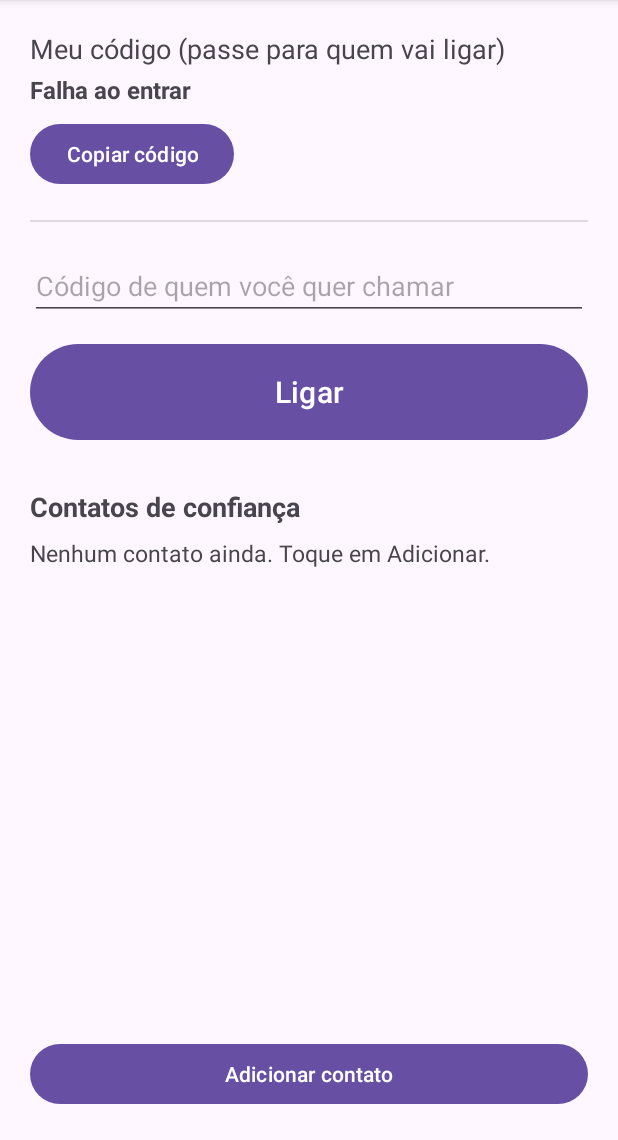
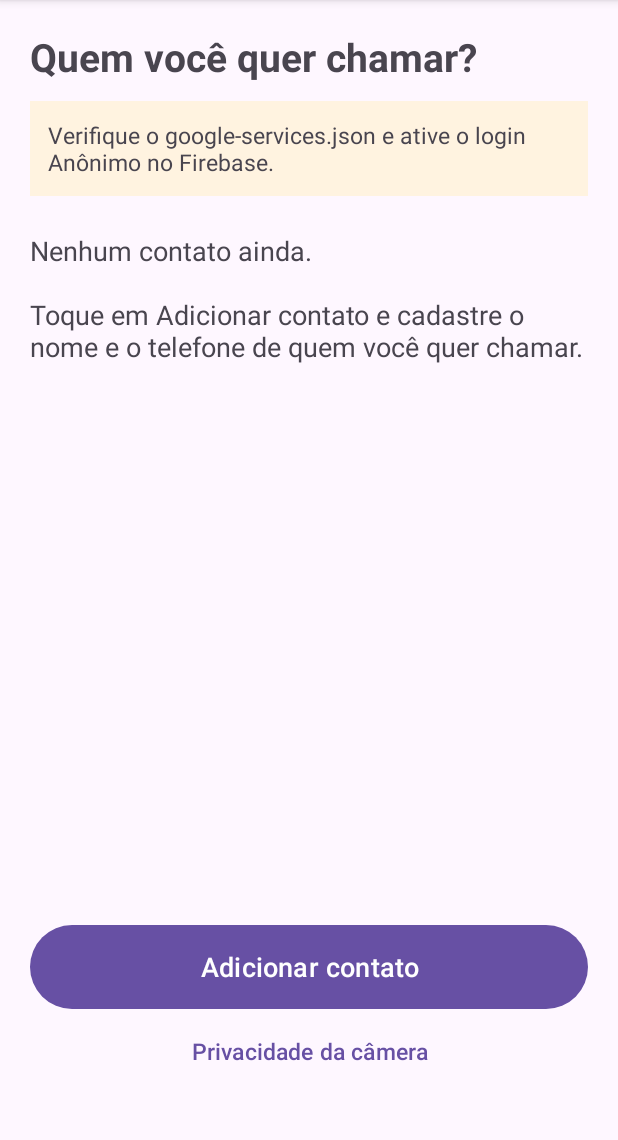
Before and after one commit to HENRIQUEPAM/primeiro, an Android app: the screen it shows after launch (HomeActivity), on a phone screen of 412 x 824 dp, the part 96-1236 px from its top. Run offline under Robolectric (Android 15) with nearby library versions, the phone set to English and light mode, and no system bars; our stand-ins replace Firebase (no records; nobody signed in at launch, a user with empty details on screens opened directly); 1 statement that could not run was skipped.

Commit message:
Liga a chamada que funciona hoje: WhatsApp e telefone na tela
A chamada de video pelo app nao esta quebrada — esta desconfigurada. Ela
depende de Firebase, pareamento e TURN, e nada disso e codigo. Enquanto
faltar, o usuario ficava sem NENHUMA forma de ligar, porque o
WhatsAppFallback existia pronto e testado mas nao estava ligado a tela
nenhuma. Este commit fecha essa lacuna.

CallOptions (logica pura, 20 assercoes) resolve, por contato, quais
formas de chamada estao disponiveis e por que as outras nao estao:
chamada pelo app, video no WhatsApp, mensagem no WhatsApp e discador.
Cada opcao indisponivel carrega o motivo em portugues.

Botao indisponivel fica visivel e desabilitado COM o motivo escrito,
nunca escondido — esconder faria o usuario lembrar que "ontem tinha um
botao aqui", e um botao que nao faz nada equivale a aparelho quebrado
para o publico-alvo.

Tela de contatos com cartoes: nome em 28sp, cartao inteiro clicavel para
usar a melhor opcao disponivel num toque so, e os quatro botoes de 56dp
para quem quiser escolher. Contato passa a ter telefone; o codigo de
pareamento virou opcional, entao da para cadastrar a familia e ligar hoje
sem nada configurado.

ACTION_DIAL em vez de ACTION_CALL: abre o discador com o numero pronto e
dispensa a permissao perigosa CALL_PHONE, alem de deixar o usuario
confirmar antes de gastar.

Camera e microfone deixaram de ser pedidos na abertura do app. So sao
pedidos na primeira chamada pelo aparelho, com justificativa — coerente
com o PermissionFlow.

Falha de login com google-services.json de placeholder deixou de ser
tela morta: vira um aviso no topo, e o resto do app segue util.

Co-Authored-By: Claude Opus 5 <noreply@anthropic.com>
Claude-Session: https://claude.ai/code/session_01KcVDQeWfcpBm7odXG3v666

```diff
--- a/app/build.gradle.kts
+++ b/app/build.gradle.kts
@@ -65,6 +65,7 @@ dependencies {
     implementation(libs.androidx.appcompat)
     implementation(libs.androidx.activity.ktx)
     implementation(libs.androidx.constraintlayout)
+    implementation(libs.androidx.recyclerview)
     implementation(libs.androidx.lifecycle.runtime.ktx)
     implementation(libs.androidx.lifecycle.service)
     implementation(libs.material)
--- a/app/src/main/res/layout/activity_home.xml
+++ b/app/src/main/res/layout/activity_home.xml
@@ -8,77 +8,59 @@
     <TextView
         android:layout_width="match_parent"
         android:layout_height="wrap_content"
-        android:text="@string/my_code_label"
+        android:text="@string/contacts_title"
+        android:textSize="26sp"
+        android:textStyle="bold" />
+
+    <TextView
+        android:id="@+id/status_banner"
+        android:layout_width="match_parent"
+        android:layout_height="wrap_content"
+        android:layout_marginTop="12dp"
+        android:padding="12dp"
+        android:background="#FFF3E0"
+        android:textSize="15sp"
+        android:visibility="gone" />
+
+    <TextView
+        android:id="@+id/empty_state"
+        android:layout_width="match_parent"
+        android:layout_height="wrap_content"
+        android:layout_marginTop="24dp"
+        android:text="@string/no_contacts"
+        android:textSize="18sp"
+        android:visibility="gone" />
+
+    <androidx.recyclerview.widget.RecyclerView
+        android:id="@+id/contacts_list"
+        android:layout_width="match_parent"
+        android:layout_height="0dp"
+        android:layout_weight="1"
+        android:layout_marginTop="16dp"
+        android:clipToPadding="false" />
+
+    <Button
+        android:id="@+id/add_contact_button"
+        android:layout_width="match_parent"
+        android:layout_height="64dp"
+        android:layout_marginTop="8dp"
+        android:text="@string/add_contact"
         android:textSize="18sp" />
+
+    <Button
+        android:id="@+id/privacy_button"
+        style="?attr/borderlessButtonStyle"
+        android:layout_width="match_parent"
+        android:layout_height="wrap_content"
+        android:text="@string/privacy_title"
+        android:textSize="15sp" />
 
     <TextView
         android:id="@+id/my_code"
         android:layout_width="match_parent"
         android:layout_height="wrap_content"
-        android:layout_marginTop="4dp"
         android:textIsSelectable="true"
-        android:textSize="16sp"
-        android:textStyle="bold"
-        android:text="@string/signing_in" />
-
-    <Button
-        android:id="@+id/copy_code_button"
-        android:layout_width="wrap_content"
-        android:layout_height="wrap_content"
-        android:layout_marginTop="8dp"
-        android:text="@string/copy_code" />
-
-    <View
-        android:layout_width="match_parent"
-        android:layout_height="1dp"
-        android:layout_marginTop="20dp"
-        android:layout_marginBottom="20dp"
-        android:background="?android:attr/listDivider" />
-
-    <EditText
-        android:id="@+id/peer_code"
-        android:layout_width="match_parent"
-        android:layout_height="wrap_content"
-        android:hint="@string/peer_code_hint"
-        android:inputType="text"
-        android:autofillHints="username"
-        android:textSize="18sp" />
-
-    <Button
-        android:id="@+id/call_button"
-        android:layout_width="match_parent"
-        android:layout_height="72dp"
-        android:layout_marginTop="12dp"
-        android:text="@string/start_call"
-        android:textSize="20sp" />
-
-    <TextView
-        android:layout_width="match_parent"
-        android:layout_height="wrap_content"
-        android:layout_marginTop="28dp"
-        android:text="@string/trusted_contacts"
-        android:textSize="18sp"
-        android:textStyle="bold" />
-
-    <TextView
-        android:id="@+id/contacts_empty"
-        android:layout_width="match_parent"
-        android:layout_height="wrap_content"
-        android:layout_marginTop="8dp"
-        android:text="@string/no_contacts"
-        android:textSize="15sp" />
-
-    <ListView
-        android:id="@+id/contacts_list"
-        android:layout_width="match_parent"
-        android:layout_height="0dp"
-        android:layout_weight="1"
-        android:layout_marginTop="8dp" />
-
-    <Button
-        android:id="@+id/add_contact_button"
-        android:layout_width="match_parent"
-        android:layout_height="wrap_content"
-        android:text="@string/add_contact" />
+        android:textSize="11sp"
+        android:alpha="0.5" />
 
 </LinearLayout>
--- a/app/src/main/res/values/strings.xml
+++ b/app/src/main/res/values/strings.xml
@@ -9,10 +9,10 @@
     <string name="peer_code_hint">Código de quem você quer chamar</string>
     <string name="start_call">Ligar</string>
     <string name="trusted_contacts">Contatos de confiança</string>
-    <string name="no_contacts">Nenhum contato ainda. Toque em Adicionar.</string>
+    <string name="no_contacts">Nenhum contato ainda.\n\nToque em "Adicionar contato" e cadastre o nome e o telefone de quem você quer chamar.</string>
     <string name="add_contact">Adicionar contato</string>
     <string name="contact_name_hint">Nome</string>
-    <string name="contact_code_hint">Código do contato</string>
+    <string name="contact_code_hint">Código do aparelho (opcional)</string>
     <string name="auto_answer_checkbox">Atender automaticamente</string>
     <string name="auto_answer_warning">Com isto ligado, a chamada desta pessoa é atendida sozinha após 3 segundos, abrindo câmera e microfone. Ative apenas para quem você confia totalmente.</string>
     <string name="auto_answer_on"> — atende sozinho</string>
@@ -66,4 +66,14 @@
     <string name="privacy_history">Histórico de uso</string>
     <string name="privacy_no_history">A câmera ainda não foi usada.</string>
     <string name="privacy_explanation">A câmera só liga durante uma videochamada, e sempre com aviso na tela. O reconhecimento de rostos usa as fotos já salvas e não liga a câmera.</string>
+
+    <!-- Cartao de contato -->
+    <string name="tap_to_call">Toque para: %1$s</string>
+    <string name="no_way_to_call">Cadastre um telefone para poder chamar</string>
+    <string name="contact_phone_hint">Telefone com DDD</string>
+    <string name="whatsapp_missing">WhatsApp não está instalado neste aparelho.</string>
+    <string name="dialer_missing">Não foi possível abrir o discador.</string>
+    <string name="app_call_not_configured">A chamada pelo aparelho ainda não está configurada.</string>
+    <string name="contacts_title">Quem você quer chamar?</string>
+    <string name="edit_contact">Editar contato</string>
 </resources>
--- a/gradle/libs.versions.toml
+++ b/gradle/libs.versions.toml
@@ -7,6 +7,7 @@ appcompat = "1.7.0"
 material = "1.12.0"
 constraintlayout = "2.2.0"
 activity = "1.9.3"
+recyclerview = "1.3.2"
 lifecycle = "2.8.7"
 coroutines = "1.9.0"
 firebaseBom = "33.7.0"
@@ -23,6 +24,7 @@ exifinterface = "1.3.7"
 androidx-core-ktx = { module = "androidx.core:core-ktx", version.ref = "coreKtx" }
 androidx-appcompat = { module = "androidx.appcompat:appcompat", version.ref = "appcompat" }
 androidx-activity-ktx = { module = "androidx.activity:activity-ktx", version.ref = "activity" }
+androidx-recyclerview = { module = "androidx.recyclerview:recyclerview", version.ref = "recyclerview" }
 androidx-constraintlayout = { module = "androidx.constraintlayout:constraintlayout", version.ref = "constraintlayout" }
 androidx-lifecycle-runtime-ktx = { module = "androidx.lifecycle:lifecycle-runtime-ktx", version.ref = "lifecycle" }
 androidx-lifecycle-service = { module = "androidx.lifecycle:lifecycle-service", version.ref = "lifecycle" }
```
Also changed, not shown: app/src/main/java/com/portaretrato/app/call/CallOptions.kt (added, +134 -0 lines), app/src/main/java/com/portaretrato/app/call/ui/ContactAdapter.kt (added, +100 -0 lines), app/src/main/java/com/portaretrato/app/call/ui/HomeActivity.kt (+149 -98 lines), app/src/main/res/layout/dialog_add_contact.xml (+10 -0 lines), app/src/main/res/layout/item_contact.xml (added, +55 -0 lines), app/src/main/res/values/themes.xml (+11 -0 lines), 1 other file.
